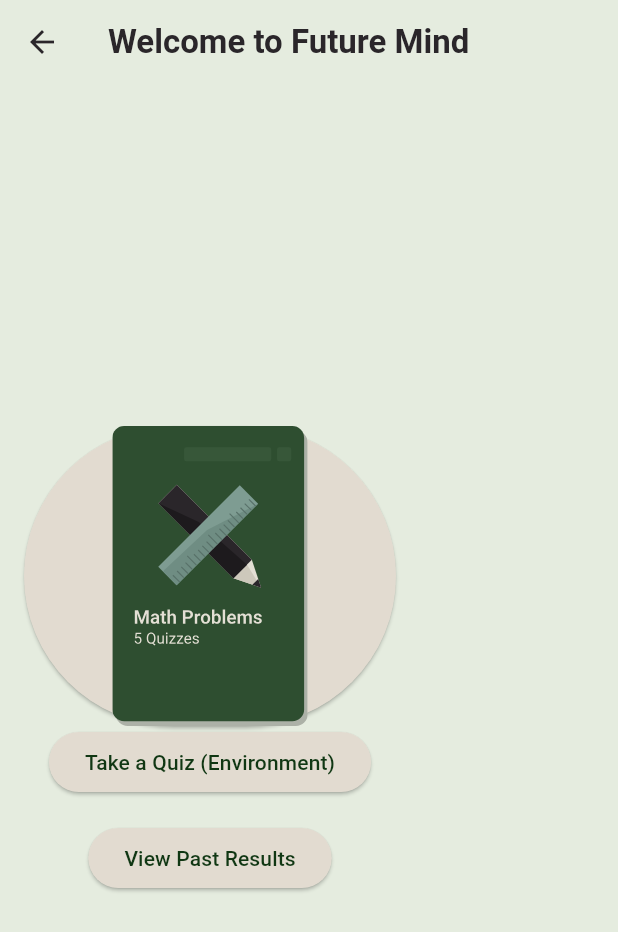
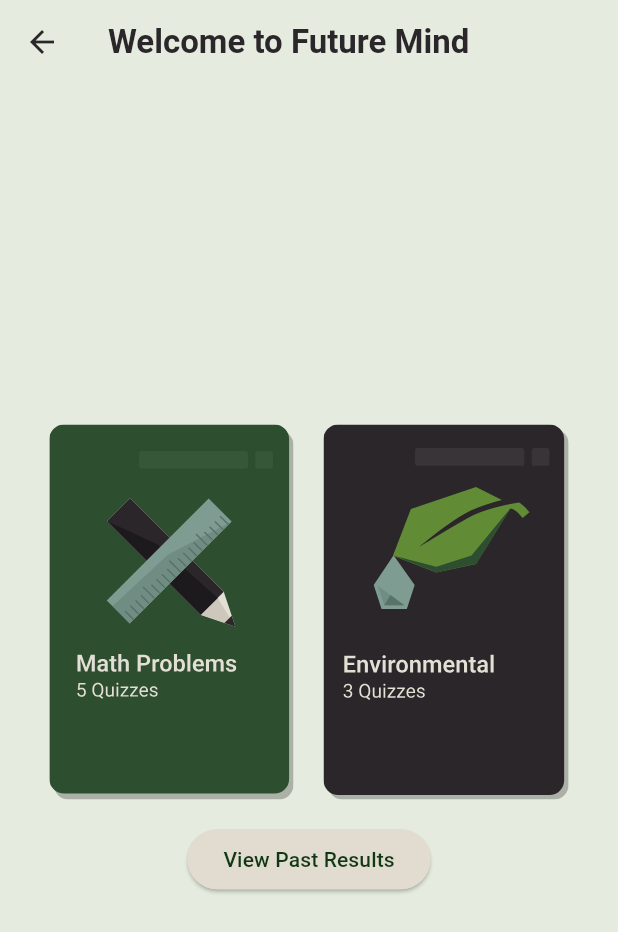
Before and after one commit to jaeden047/GCSampleTestApp, a Flutter app: the Home screen opened directly, on a phone screen of 412 x 824 dp. Shown: the top 932 px of the screen. Run offline on Flutter 3.47's test engine with Material 3 defaults, Android fonts, the phone set to English and light mode, and no system bars; our stand-ins replace flutter_svg, shared_preferences; accounts and stored records are empty.

Commit message:
button on the same row

```diff
--- a/frontend/lib/home.dart
+++ b/frontend/lib/home.dart
@@ -18,30 +18,35 @@ class Home extends StatelessWidget {
         child: Column(
           mainAxisAlignment: MainAxisAlignment.center,
           children: [
-            ElevatedButton(
-              onPressed: () {
-                // Navigate to view math grades selections
+            Row(
+              mainAxisAlignment: MainAxisAlignment.center,
+              children: [
+                GestureDetector(
+                  onTap: () {
                     Navigator.push(
                       context,
                       MaterialPageRoute(builder: (context) => MathGrades()),
                     );
                   },
-              // child: Text('Take a Quiz (Math)'),
                   child: SvgPicture.asset(
                     'assets/images/mathImage.svg',
-                width: 200,
-                height: 200,
+                    height: 250,
                   ),
                 ),
-            ElevatedButton(
-              onPressed: () {
-                // Navigate to view environments selections
+                SizedBox(width: 20), // spacing between the two SVGs
+                GestureDetector(
+                  onTap: () {
                     Navigator.push(
                       context,
                       MaterialPageRoute(builder: (context) => EnvTopics()),
                     );
                   },
-              child: Text('Take a Quiz (Environment)'),
+                  child: SvgPicture.asset(
+                    'assets/images/envImage.svg',
+                    height: 250,
+                  ),
+                ),
+              ],
             ),
             SizedBox(height: 16),
             ElevatedButton(
```
Lines whose indentation alone changed are shown as unchanged.
